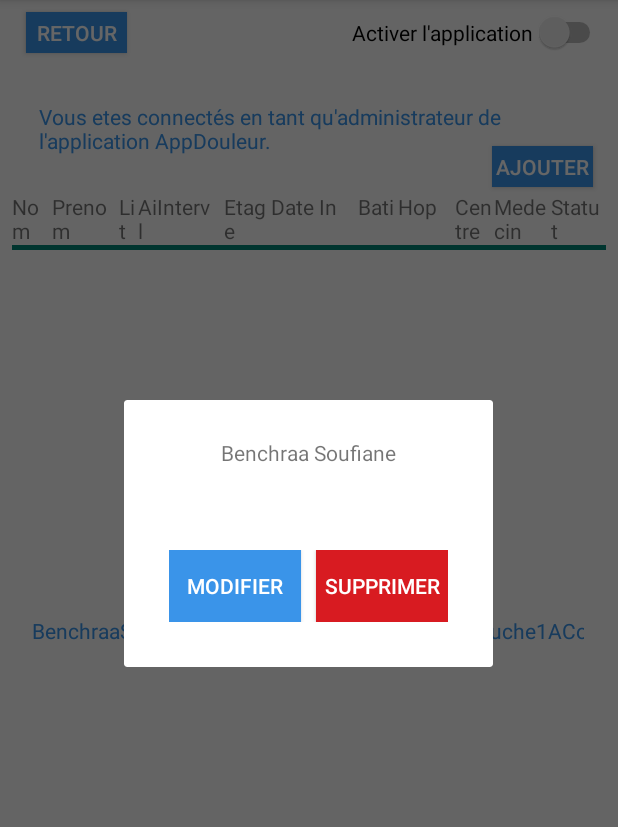
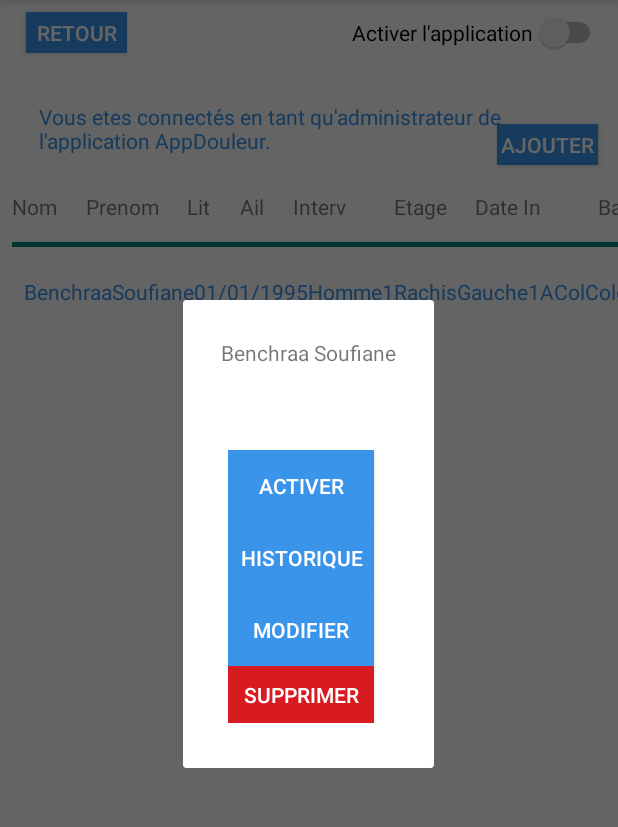
Before and after one commit to sbenchra/AppDouleur, an Android app: the screen it shows after launch (GestionPatient), after a tap on "Benchraa", on a phone screen of 412 x 824 dp, the part 84-911 px from its top. Run offline under Robolectric (Android 15) with nearby library versions, the phone set to English and light mode, and no system bars.

Commit message:
Gestion patient complete

```diff
--- a/app/src/main/AndroidManifest.xml
+++ b/app/src/main/AndroidManifest.xml
@@ -16,8 +16,6 @@
         <activity android:name=".View.ConnexionAdmin" android:noHistory="false"> </activity>
         <activity android:name=".View.Register" android:noHistory="false"> </activity>
 
-        <activity android:name=".View.AjouterPatient" android:noHistory="false"> </activity>
-
 
         <activity android:name=".View.GestionPatient" android:noHistory="true">
 
--- a/app/src/main/java/com/example/soufianebenchraa/appdouleur/Model/Ail.java
+++ b/app/src/main/java/com/example/soufianebenchraa/appdouleur/Model/Ail.java
@@ -1,6 +1,8 @@
 package com.example.soufianebenchraa.appdouleur.Model;
 
-public class Ail {
+import java.io.Serializable;
+
+public class Ail implements Serializable {
 
     private String Ail;
 
--- a/app/src/main/java/com/example/soufianebenchraa/appdouleur/Model/Batiment.java
+++ b/app/src/main/java/com/example/soufianebenchraa/appdouleur/Model/Batiment.java
@@ -1,6 +1,8 @@
 package com.example.soufianebenchraa.appdouleur.Model;
 
-public class Batiment {
+import java.io.Serializable;
+
+public class Batiment implements Serializable {
 
 	private int IdBatiment;
 
--- a/app/src/main/java/com/example/soufianebenchraa/appdouleur/Model/Centre.java
+++ b/app/src/main/java/com/example/soufianebenchraa/appdouleur/Model/Centre.java
@@ -1,6 +1,8 @@
 package com.example.soufianebenchraa.appdouleur.Model;
 
-public class Centre {
+import java.io.Serializable;
+
+public class Centre implements Serializable {
 
 	private int IdCentre;
 	private String NomCentre;
--- a/app/src/main/java/com/example/soufianebenchraa/appdouleur/Model/Etage.java
+++ b/app/src/main/java/com/example/soufianebenchraa/appdouleur/Model/Etage.java
@@ -1,6 +1,8 @@
 package com.example.soufianebenchraa.appdouleur.Model;
 
-public class Etage {
+import java.io.Serializable;
+
+public class Etage implements Serializable {
 
     private String Etage;
 
--- a/app/src/main/java/com/example/soufianebenchraa/appdouleur/Model/Hopital.java
+++ b/app/src/main/java/com/example/soufianebenchraa/appdouleur/Model/Hopital.java
@@ -1,6 +1,8 @@
 package com.example.soufianebenchraa.appdouleur.Model;
 
-public class Hopital {
+import java.io.Serializable;
+
+public class Hopital implements Serializable {
 
 	private int IdHopital;
 
--- a/app/src/main/java/com/example/soufianebenchraa/appdouleur/Model/InterventionService.java
+++ b/app/src/main/java/com/example/soufianebenchraa/appdouleur/Model/InterventionService.java
@@ -1,9 +1,10 @@
 package com.example.soufianebenchraa.appdouleur.Model;
 
+import java.io.Serializable;
 import java.lang.reflect.Type;
 import java.util.List;
 
-public class InterventionService {
+public class InterventionService implements Serializable {
 
     int idtypeinterventionservice;
     TypeIntervention typeintervention;
--- a/app/src/main/java/com/example/soufianebenchraa/appdouleur/Model/Lit.java
+++ b/app/src/main/java/com/example/soufianebenchraa/appdouleur/Model/Lit.java
@@ -1,6 +1,8 @@
 package com.example.soufianebenchraa.appdouleur.Model;
 
-public class Lit {
+import java.io.Serializable;
+
+public class Lit implements Serializable {
 
   private int IdLit;
   private int NumeroLit;
--- a/app/src/main/java/com/example/soufianebenchraa/appdouleur/Model/Service.java
+++ b/app/src/main/java/com/example/soufianebenchraa/appdouleur/Model/Service.java
@@ -1,6 +1,8 @@
 package com.example.soufianebenchraa.appdouleur.Model;
 
-public class Service {
+import java.io.Serializable;
+
+public class Service implements Serializable {
 
 	private int IdService;
 	private String LibelleService;
--- a/app/src/main/java/com/example/soufianebenchraa/appdouleur/Model/TypeIntervention.java
+++ b/app/src/main/java/com/example/soufianebenchraa/appdouleur/Model/TypeIntervention.java
@@ -1,6 +1,8 @@
 package com.example.soufianebenchraa.appdouleur.Model;
 
-public class TypeIntervention {
+import java.io.Serializable;
+
+public class TypeIntervention implements Serializable {
 
     private int IdIntervention;
 
--- a/app/src/main/java/com/example/soufianebenchraa/appdouleur/Model/Ville.java
+++ b/app/src/main/java/com/example/soufianebenchraa/appdouleur/Model/Ville.java
@@ -1,6 +1,8 @@
 package com.example.soufianebenchraa.appdouleur.Model;
 
-public class Ville {
+import java.io.Serializable;
+
+public class Ville implements Serializable {
 
 	private int IdVille;
 	private String NomVille;
--- /dev/null
+++ b/app/src/main/java/com/example/soufianebenchraa/appdouleur/utils/EditModalPatient.java
@@ -0,0 +1,43 @@
+package com.example.soufianebenchraa.appdouleur.utils;
+
+import android.os.Bundle;
+import android.support.annotation.Nullable;
+import android.support.v4.app.DialogFragment;
+import android.view.LayoutInflater;
+import android.view.View;
+import android.view.ViewGroup;
+import android.view.WindowManager;
+import android.widget.TextView;
+
+import com.example.soufianebenchraa.appdouleur.R;
+
+public class EditModalPatient extends DialogFragment {
+    public EditModalPatient() {
+    }
+
+    private TextView mEditText;
+    public static EditModalPatient newInstance(String name) {
+        EditModalPatient frag = new EditModalPatient();
+        Bundle args = new Bundle();
+        args.putString("name", name);
+        frag.setArguments(args);
+        return frag;
+    }
+    @Override
+    public View onCreateView(LayoutInflater inflater, ViewGroup container,
+                             Bundle savedInstanceState) {
+        return inflater.inflate(R.layout.edit_fragment_patient, container);
+    }
+
+    @Override
+    public void onViewCreated(View view, @Nullable Bundle savedInstanceState) {
+        super.onViewCreated(view, savedInstanceState);
+        String name = getArguments().getString("name", "");
+        getDialog().setTitle(name);
+        mEditText =  view.findViewById(R.id.edit_name);
+        mEditText.setText(name);
+        getDialog().getWindow().setSoftInputMode(
+                WindowManager.LayoutParams.SOFT_INPUT_STATE_VISIBLE);
+    }
+
+}
--- /dev/null
+++ b/app/src/main/res/layout/edit_fragment_patient.xml
@@ -0,0 +1,56 @@
+<TableLayout xmlns:android="http://schemas.android.com/apk/res/android"
+    android:id="@+id/edit_fragment"
+    android:layout_width="wrap_content" android:layout_height="wrap_content"
+    android:layout_gravity="center" android:orientation="vertical"  >
+
+    <TextView
+        android:id="@+id/edit_name"
+        android:layout_gravity="center_horizontal"
+        android:layout_margin="25dp"
+        android:layout_width="wrap_content" android:layout_height="wrap_content" />
+
+    <TableLayout
+        android:layout_width="200dp"
+        android:layout_height="242dp"
+        android:orientation="horizontal"
+        android:padding="30dp">
+
+        <Button
+            android:layout_width="wrap_content"
+            android:layout_height="wrap_content"
+            android:layout_marginRight="10dp"
+            android:background="#3a94e9"
+            android:onClick="Activate"
+            android:text="Activer"
+            android:textColor="#FFFFFF" />
+        <Button
+            android:layout_width="wrap_content"
+            android:layout_height="wrap_content"
+            android:layout_marginRight="10dp"
+            android:background="#3a94e9"
+            android:onClick="History"
+            android:text="Historique"
+            android:textColor="#FFFFFF" />
+
+        <Button
+            android:layout_width="wrap_content"
+            android:layout_height="wrap_content"
+            android:layout_marginRight="10dp"
+            android:background="#3a94e9"
+            android:onClick="onUpdate"
+            android:text="Modifier"
+            android:textColor="#FFFFFF" />
+
+        <Button
+            android:layout_width="wrap_content"
+            android:layout_marginRight="10dp"
+
+            android:layout_height="wrap_content"
+            android:background="@color/colorDelete"
+            android:onClick="onDelete"
+            android:text="Supprimer"
+            android:textColor="#FFFFFF" />
+    </TableLayout>
+
+
+</TableLayout>
--- a/app/src/main/res/layout/gestionpatient.xml
+++ b/app/src/main/res/layout/gestionpatient.xml
@@ -72,20 +72,27 @@
         android:layout_marginRight="8dp"
         android:layout_marginBottom="8dp"
         android:background="#3a94e9"
+        android:onClick="goToAjouterPatient"
         android:text="Ajouter"
         android:textColor="#FFFF"
         app:layout_constraintBottom_toBottomOf="parent"
         app:layout_constraintEnd_toEndOf="parent"
-        app:layout_constraintHorizontal_bias="0.973"
+        app:layout_constraintHorizontal_bias="0.984"
         app:layout_constraintStart_toStartOf="parent"
         app:layout_constraintTop_toTopOf="parent"
-        app:layout_constraintVertical_bias="0.123"
-        android:onClick="goToAjouterPatient"
-        />
+        app:layout_constraintVertical_bias="0.103" />
 
 
     <!-- y a pas beaucou d'espace, faut penser à changer l'affichage-->
-
+    <HorizontalScrollView
+        android:id="@+id/scrollView"
+        android:layout_width="wrap_content"
+        android:layout_height="match_parent">
+    <ScrollView
+        android:layout_width="fill_parent"
+        android:layout_height="fill_parent"
+        android:layout_weight="1"
+        android:scrollbars="none">
     <TableLayout
         android:id="@+id/displayedPatinetsHeaders"
         android:layout_width="fill_parent"
@@ -198,54 +205,13 @@
             android:layout_height="3dp"
             android:background="@color/colorPrimary" />
 
-
-    </TableLayout>
-
-    <HorizontalScrollView
-        android:id="@+id/horizontalScrollView"
-        android:layout_width="395dp"
-        android:layout_height="512dp"
-        android:layout_marginStart="8dp"
-        android:layout_marginLeft="8dp"
-        android:layout_marginTop="8dp"
-        android:layout_marginEnd="8dp"
-        android:layout_marginRight="8dp"
-        android:layout_marginBottom="8dp"
-        app:layout_constraintBottom_toBottomOf="parent"
-        app:layout_constraintEnd_toEndOf="parent"
-        app:layout_constraintHorizontal_bias="0.0"
-        app:layout_constraintStart_toStartOf="parent"
-        app:layout_constraintTop_toTopOf="parent"
-        app:layout_constraintVertical_bias="0.783">
-
-
-        <LinearLayout
-            android:layout_width="wrap_content"
-            android:layout_height="match_parent"
-            android:orientation="vertical" />
-    </HorizontalScrollView>
-
-    <ScrollView
-        android:layout_width="382dp"
-        android:layout_height="519dp"
-        android:layout_marginStart="8dp"
-        android:layout_marginLeft="8dp"
-        android:layout_marginTop="8dp"
-        android:layout_marginBottom="8dp"
-        app:layout_constraintBottom_toBottomOf="parent"
-        app:layout_constraintEnd_toEndOf="@+id/horizontalScrollView"
-        app:layout_constraintHorizontal_bias="0.384"
-        app:layout_constraintStart_toStartOf="parent"
-        app:layout_constraintTop_toTopOf="parent"
-        app:layout_constraintVertical_bias="1.0">
-
         <TableLayout
             android:id="@+id/displayedPatients"
             android:layout_width="fill_parent"
             android:layout_height="fill_parent"
             android:layout_marginStart="8dp"
             android:layout_marginLeft="8dp"
-            android:layout_marginTop="170dp"
+            android:layout_marginTop="20dp"
             android:layout_marginEnd="6dp"
             android:layout_marginRight="8dp"
             android:orientation="horizontal"
@@ -254,7 +220,13 @@
             app:layout_constraintStart_toStartOf="parent"
             app:layout_constraintTop_toTopOf="parent" />
 
-    </ScrollView>
+    </TableLayout>
 
 
+
+
+
+    </ScrollView>
+    </HorizontalScrollView>
+
 </android.support.constraint.ConstraintLayout>
```
Also changed, not shown: app/src/main/java/com/example/soufianebenchraa/appdouleur/Model/PatientDAO.java (+19 -1 lines), app/src/main/java/com/example/soufianebenchraa/appdouleur/View/AjouterPatient.java (deleted, +0 -15 lines), app/src/main/java/com/example/soufianebenchraa/appdouleur/View/GestionPatient.java (+26 -6 lines), app/src/main/java/com/example/soufianebenchraa/appdouleur/View/Register.java (+50 -18 lines), app/src/main/res/layout/ajout_patient.xml (+8 -0 lines), app/src/main/res/layout/gestionmedecin.xml (+13 -16 lines).
